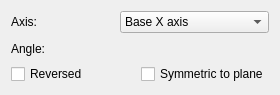
Qt form src/Mod/PartDesign/Gui/TaskRevolutionParameters.ui (wavexx/FreeCAD) before a commit.
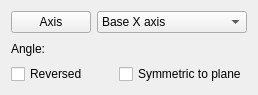
The same form after that commit. Custom widgets are drawn as their Qt base class.

```diff
--- a/src/Mod/PartDesign/Gui/TaskRevolutionParameters.ui
+++ b/src/Mod/PartDesign/Gui/TaskRevolutionParameters.ui
@@ -6,7 +6,7 @@
    <rect>
     <x>0</x>
     <y>0</y>
-    <width>280</width>
+    <width>256</width>
     <height>95</height>
    </rect>
   </property>
@@ -17,14 +17,35 @@
    <item>
     <layout class="QHBoxLayout" name="horizontalLayout">
      <item>
-      <widget class="QLabel" name="labelAxis">
+      <widget class="QPushButton" name="buttonAxis">
+       <property name="maximumSize">
+        <size>
+         <width>150</width>
+         <height>16777215</height>
+        </size>
+       </property>
        <property name="text">
-        <string>Axis:</string>
+        <string>Axis</string>
+       </property>
+       <property name="checkable">
+        <bool>true</bool>
        </property>
       </widget>
      </item>
      <item>
       <widget class="QComboBox" name="axis">
+       <property name="sizePolicy">
+        <sizepolicy hsizetype="Minimum" vsizetype="Fixed">
+         <horstretch>0</horstretch>
+         <verstretch>0</verstretch>
+        </sizepolicy>
+       </property>
+       <property name="minimumSize">
+        <size>
+         <width>150</width>
+         <height>0</height>
+        </size>
+       </property>
        <item>
         <property name="text">
          <string>Base X axis</string>
```
